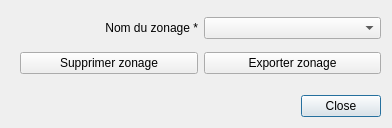
Qt form forms/Ui_export_delete_areas_dialog.ui (datagistips/territoires-ville.TempusAccess) before a commit.
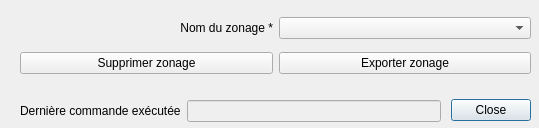
The same form after that commit.

What changed in the file:
```diff
--- a/forms/Ui_export_delete_areas_dialog.ui
+++ b/forms/Ui_export_delete_areas_dialog.ui
@@ -6,7 +6,7 @@
    <rect>
     <x>0</x>
     <y>0</y>
-    <width>392</width>
+    <width>539</width>
     <height>128</height>
    </rect>
   </property>
@@ -16,10 +16,10 @@
   <widget class="QDialogButtonBox" name="buttonBox">
    <property name="geometry">
     <rect>
-     <x>200</x>
+     <x>350</x>
      <y>90</y>
      <width>181</width>
-     <height>32</height>
+     <height>41</height>
     </rect>
    </property>
    <property name="orientation">
@@ -34,7 +34,7 @@
     <rect>
      <x>20</x>
      <y>10</y>
-     <width>361</width>
+     <width>511</width>
      <height>71</height>
     </rect>
    </property>
@@ -68,6 +68,32 @@
     </item>
    </layout>
   </widget>
+  <widget class="QWidget" name="layoutWidget">
+   <property name="geometry">
+    <rect>
+     <x>20</x>
+     <y>100</y>
+     <width>421</width>
+     <height>22</height>
+    </rect>
+   </property>
+   <layout class="QHBoxLayout" name="horizontalLayout">
+    <item>
+     <widget class="QLabel" name="label_5">
+      <property name="text">
+       <string>Dernière commande exécutée</string>
+      </property>
+     </widget>
+    </item>
+    <item>
+     <widget class="QLineEdit" name="lineEditCommand">
+      <property name="enabled">
+       <bool>false</bool>
+      </property>
+     </widget>
+    </item>
+   </layout>
+  </widget>
  </widget>
  <resources/>
  <connections>
```
Left out of the diff: 2 changed lines with no effect on the pictures.
